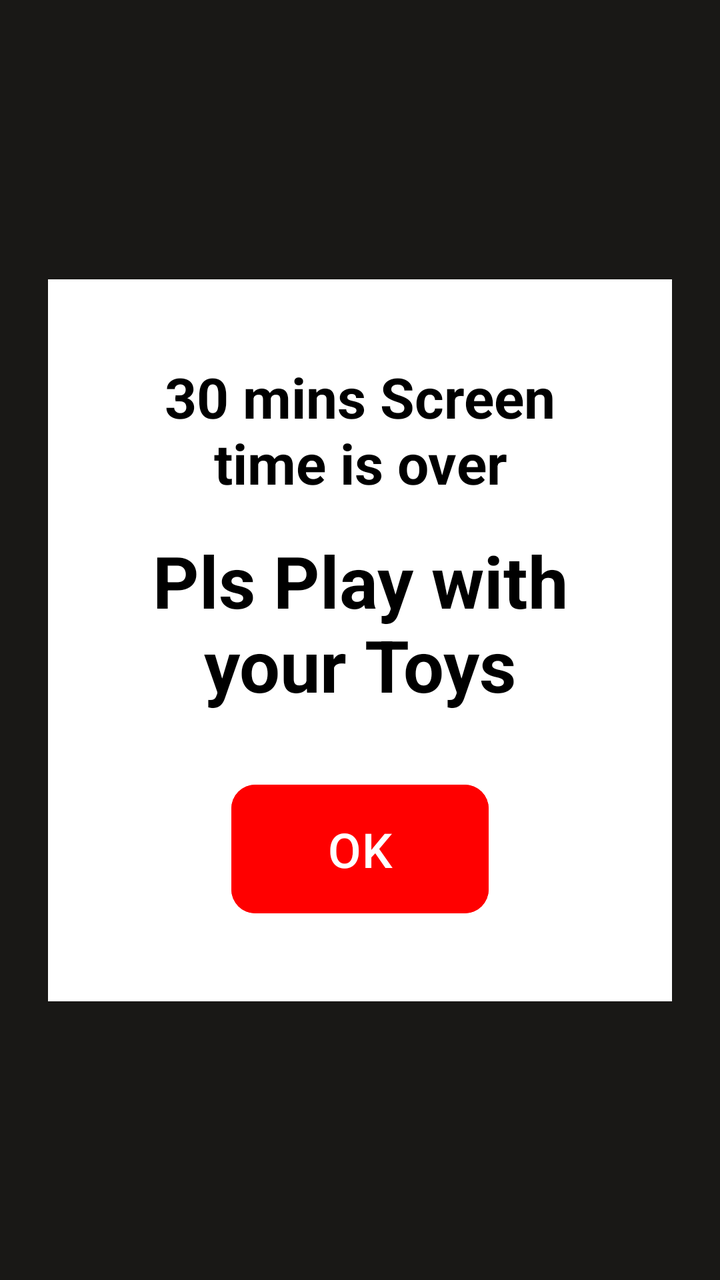
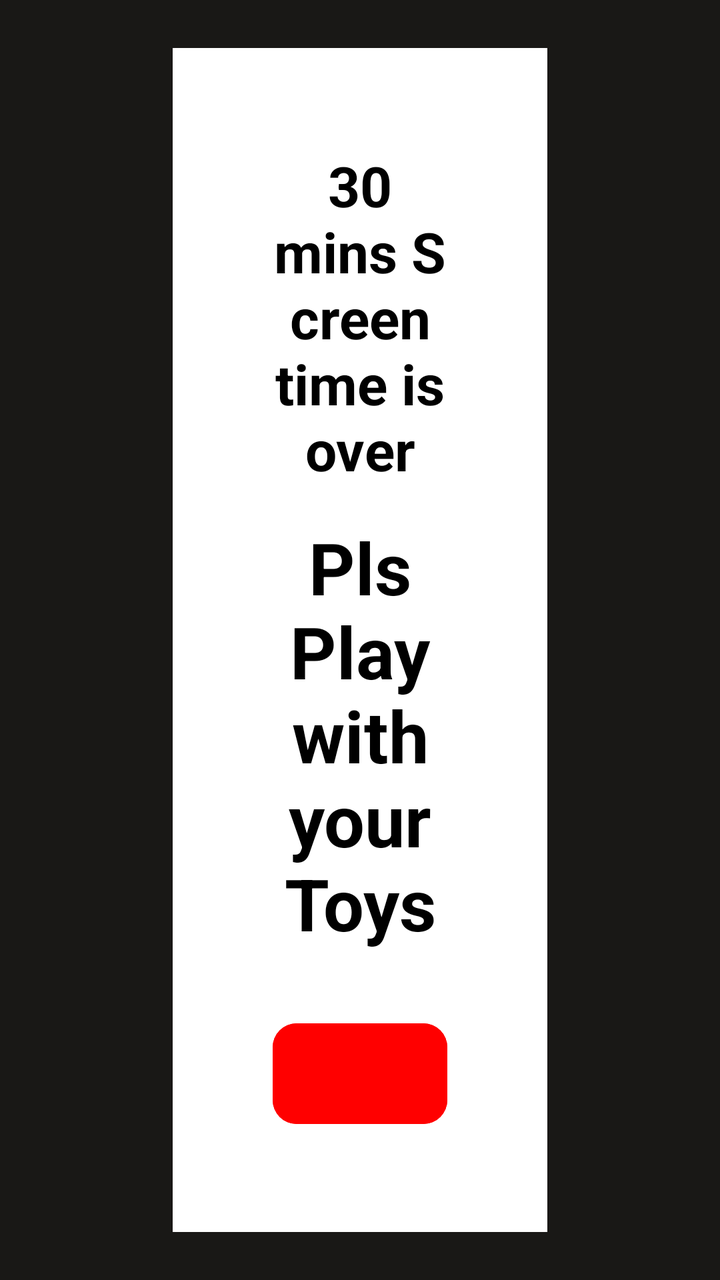

An Android layout rendered at two revisions. The XML below is the earlier revision; the diff shows what the commit changed to produce the second picture.
<!-- AndroidManifest.xml: application theme Theme.PPGYouTubeKids -->
<!-- res/layout/dialog_overlay.xml -->
<?xml version="1.0" encoding="utf-8"?>
<androidx.constraintlayout.widget.ConstraintLayout xmlns:android="http://schemas.android.com/apk/res/android"
    xmlns:app="http://schemas.android.com/apk/res-auto"
    android:layout_width="match_parent"
    android:layout_height="match_parent"
    android:background="#E6000000"
    android:padding="24dp">

    <LinearLayout
        android:layout_width="wrap_content"
        android:layout_height="wrap_content"
        android:orientation="vertical"
        android:gravity="center"
        android:background="@android:color/white"
        android:padding="40dp"
        app:layout_constraintTop_toTopOf="parent"
        app:layout_constraintBottom_toBottomOf="parent"
        app:layout_constraintStart_toStartOf="parent"
        app:layout_constraintEnd_toEndOf="parent">

        <TextView
            android:id="@+id/txtMessage1"
            android:layout_width="wrap_content"
            android:layout_height="wrap_content"
            android:text="30 mins Screen time is over"
            android:textColor="@android:color/black"
            android:textSize="28sp"
            android:textStyle="bold"
            android:textAlignment="center"
            android:layout_marginBottom="16dp" />

        <TextView
            android:id="@+id/txtMessage2"
            android:layout_width="wrap_content"
            android:layout_height="wrap_content"
            android:text="Pls Play with your Toys"
            android:textColor="@android:color/black"
            android:textSize="36sp"
            android:textStyle="bold"
            android:textAlignment="center"
            android:layout_marginBottom="32dp" />

        <com.google.android.material.button.MaterialButton
            android:id="@+id/btnOverlayOk"
            android:layout_width="wrap_content"
            android:layout_height="wrap_content"
            android:text="OK"
            android:textSize="24sp"
            android:paddingStart="48dp"
            android:paddingEnd="48dp"
            android:paddingTop="16dp"
            android:paddingBottom="16dp"
            app:cornerRadius="12dp"
            android:backgroundTint="@color/ytk_primary_red" />

    </LinearLayout>

</androidx.constraintlayout.widget.ConstraintLayout>
<!-- resources referenced by this layout -->
<resources>
  <color name="ytk_primary_red">#FF0000</color>
  <style name="Theme.PPGYouTubeKids" parent="Base.Theme.PPGYouTubeKids" />
  <style name="Base.Theme.PPGYouTubeKids" parent="Theme.Material3.Light.NoActionBar">
          <item name="colorPrimary">@color/ytk_primary_red</item>
          <item name="colorSecondary">@color/ytk_cyan</item>
          <item name="android:windowBackground">@color/ytk_background</item>
          <item name="android:statusBarColor">@color/ytk_primary_red</item>
      </style>
  <color name="ytk_cyan">#00BCD4</color>
  <color name="ytk_background">#FFF8E1</color>
</resources>

<!-- the commit's change to res/layout/dialog_overlay.xml (unified diff, before → after) -->
@@ -7,12 +7,13 @@
     android:padding="24dp">
 
     <LinearLayout
-        android:layout_width="wrap_content"
+        android:layout_width="0dp"
         android:layout_height="wrap_content"
         android:orientation="vertical"
         android:gravity="center"
         android:background="@android:color/white"
-        android:padding="40dp"
+        android:padding="50dp"
+        app:layout_constraintWidth_percent="0.6"
         app:layout_constraintTop_toTopOf="parent"
         app:layout_constraintBottom_toBottomOf="parent"
         app:layout_constraintStart_toStartOf="parent"
